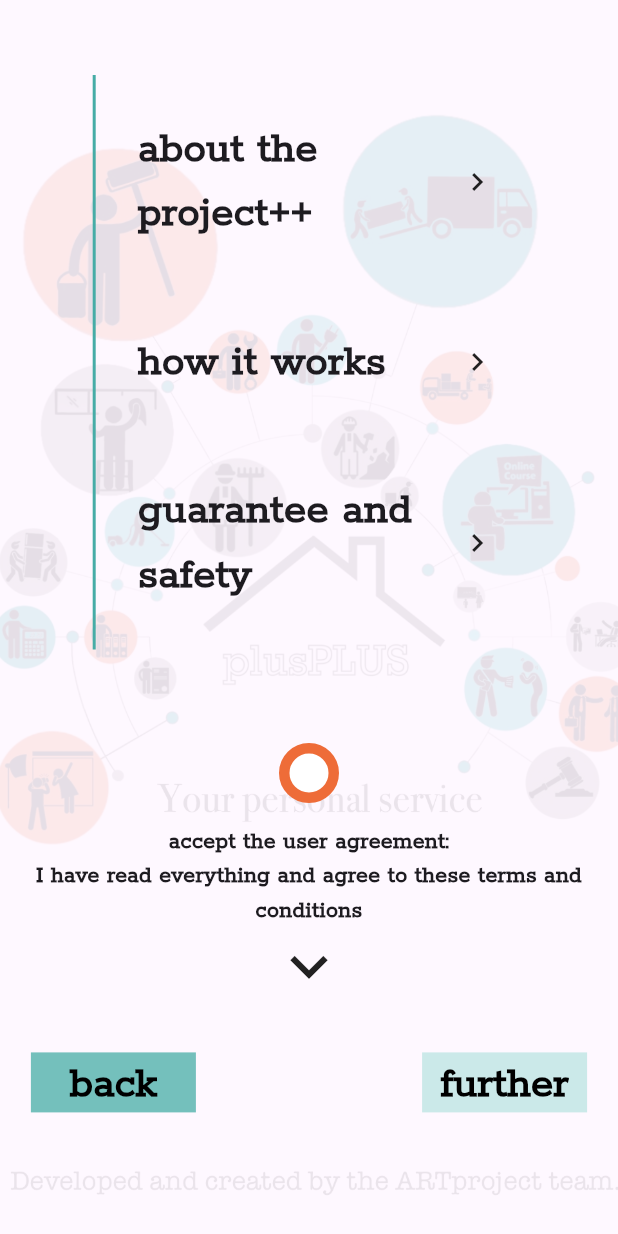
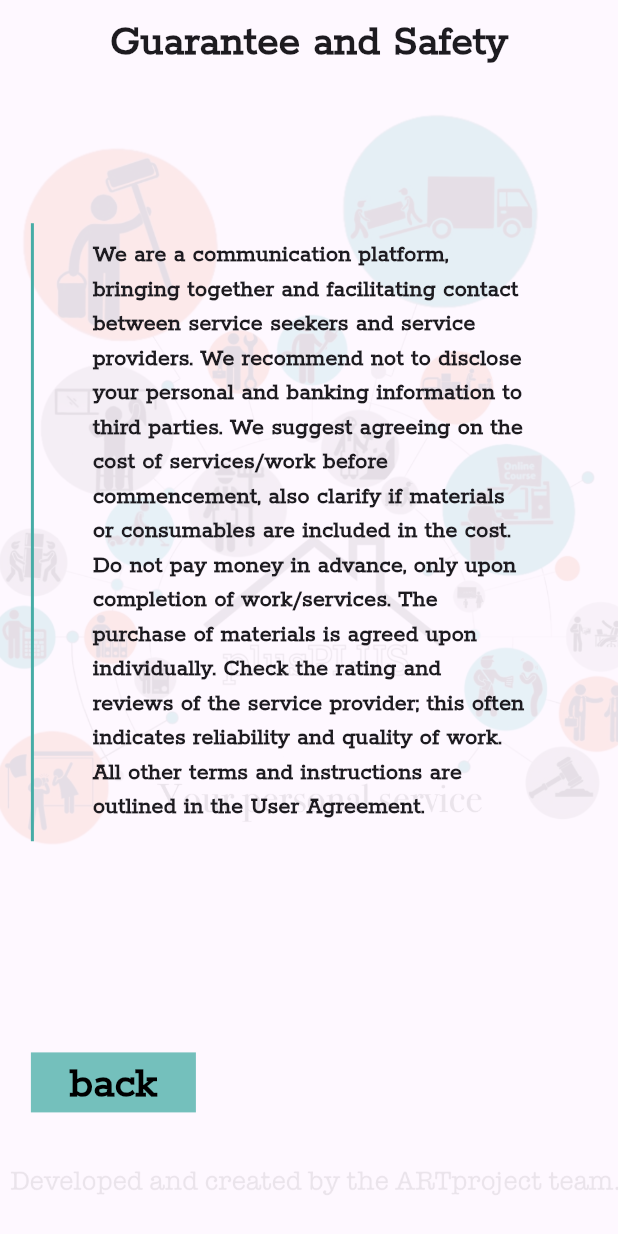
Before and after one commit to inputBrain/ios_app_kabanchik_client, a Flutter app: the screen it shows after launch, on a phone screen of 412 x 824 dp. Run offline on Flutter 3.47's test engine with Material 3 defaults, Android fonts, the phone set to English and light mode, and no system bars.

Commit message:
in work: registration 3 screen

```diff
--- a/lib/imports.dart
+++ b/lib/imports.dart
@@ -8,6 +8,7 @@ export 'package:kabanchik_app/screens/registration_1_screen.dart';
 export 'package:kabanchik_app/screens/registration_2_screen.dart';
 export 'package:kabanchik_app/screens/registration_3_screen.dart';
 export 'package:kabanchik_app/screens/terms_of_service_screen.dart';
+export 'package:kabanchik_app/screens/guarantee_and_safety_screen.dart';
 
 export 'package:kabanchik_app/widgets/screen_navigation_widget.dart';
 
--- a/lib/main.dart
+++ b/lib/main.dart
@@ -18,7 +18,7 @@ class MyApp extends StatelessWidget {
       theme: ThemeData(
         primarySwatch: Colors.blue,
       ),
-      home: Registration3Screen(userModel: userModel),
+      home: GuaranteeAndSafetyScreen(),
     );
   }
 }
--- /dev/null
+++ b/lib/screens/guarantee_and_safety_screen.dart
@@ -0,0 +1,94 @@
+import '../imports.dart';
+
+class GuaranteeAndSafetyScreen extends StatelessWidget {
+  const GuaranteeAndSafetyScreen({super.key});
+
+  @override
+  Widget build(BuildContext context) {
+    return Scaffold(
+      body: Container(
+        decoration: const BoxDecoration(
+          image: DecorationImage(
+            image: AssetImage('wwwroot/Images/background.jpg'),
+            fit: BoxFit.cover,
+            opacity: 0.1,
+          ),
+        ),
+        child: SafeArea(
+          child: LayoutBuilder(
+            builder: (context, constraints) {
+              return Column(
+                mainAxisAlignment: MainAxisAlignment.center,
+                children: [
+                  Padding(
+                    padding: EdgeInsets.only(top: constraints.maxHeight * 0.01),
+                    child: Text(
+                      'Guarantee and Safety',
+                      style: TextStyle(
+                        fontSize: constraints.maxWidth * 0.07,
+                        fontFamily: 'Rokkitt',
+                        fontWeight: FontWeight.bold,
+                      ),
+                    ),
+                  ),
+                  Expanded(
+                    child: Padding(
+                      padding: EdgeInsets.symmetric(horizontal: constraints.maxWidth * 0.05),
+                      child: Stack(
+                        children: [
+                          Align(
+                            alignment: Alignment.centerLeft,
+                            child: Container(
+                              width: 2,
+                              // left straight line size
+                              height: constraints.maxHeight * 0.5,
+                              color: const Color.fromRGBO(70, 172, 166, 1),
+                            ),
+                          ),
+                          Center(
+                            child: SingleChildScrollView(
+                              child: Padding(
+                                // padding from left side and right side
+                                padding: EdgeInsets.symmetric(horizontal: constraints.maxWidth * 0.1),
+                                child: const Text(
+                                  'We are a communication platform, bringing together and facilitating contact between service seekers and service providers. We recommend not to disclose your personal and banking information to third parties. We suggest agreeing on the cost of services/work before commencement, also clarify if materials or consumables are included in the cost. Do not pay money in advance, only upon completion of work/services. The purchase of materials is agreed upon individually. Check the rating and reviews of the service provider; this often indicates reliability and quality of work. All other terms and instructions are outlined in the User Agreement.',
+                                  style: TextStyle(
+                                      fontSize: 16,
+                                      fontFamily: 'Rokkitt',
+                                      fontWeight: FontWeight.bold
+                                  ),
+                                  textAlign: TextAlign.left,
+                                ),
+                              ),
+                            ),
+                          ),
+                        ],
+                      ),
+                    ),
+                  ),
+                  Padding(
+                    padding: EdgeInsets.only(
+                      left: constraints.maxWidth * 0.05,
+                      right: constraints.maxWidth * 0.05,
+                      bottom: constraints.maxHeight * 0.1,
+                      top: constraints.maxHeight * 0.05,
+                    ),
+                    child: Align(
+                      alignment: Alignment.centerLeft,
+                      child: ScreenNavigationWidget(
+                        text: 'back',
+                        onPressed: () {
+                          Navigator.pop(context);
+                        },
+                      ),
+                    ),
+                  ),
+                ],
+              );
+            },
+          ),
+        ),
+      ),
+    );
+  }
+}
```
Also changed, not shown: lib/screens/garantee_and_safety_screen.dart (deleted, +0 -82 lines), lib/screens/registration_3_screen.dart (+35 -7 lines).
